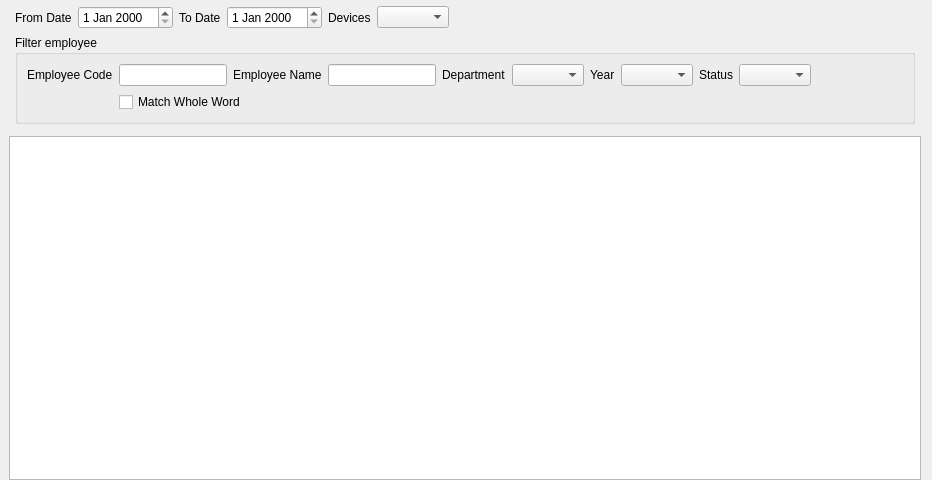
Above: modules/gui/device_logs.ui from proghax333/attendance-desktop before the change. Below: the same form after it.
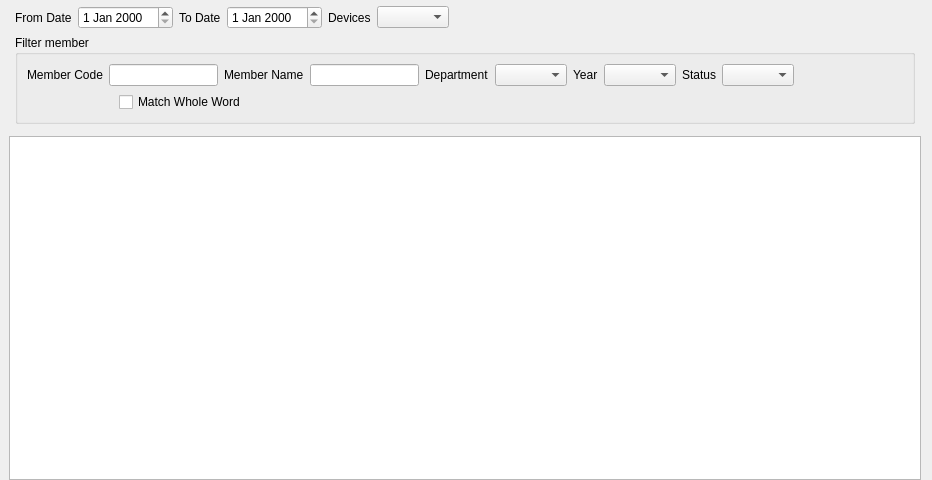
That is the form after the change.

Commit message: feat: device add dialog

Patch:
```diff
--- a/modules/gui/device_logs.ui
+++ b/modules/gui/device_logs.ui
@@ -89,7 +89,7 @@
        <item>
         <widget class="QGroupBox" name="filterGroup">
          <property name="title">
-          <string>Filter employee</string>
+          <string>Filter member</string>
          </property>
          <layout class="QGridLayout" name="gridLayout_2">
           <item row="1" column="0">
@@ -137,7 +137,7 @@
             <item>
              <widget class="QLabel" name="label_4">
               <property name="text">
-               <string>Employee Code</string>
+               <string>Member Code</string>
               </property>
              </widget>
             </item>
@@ -147,7 +147,7 @@
             <item>
              <widget class="QLabel" name="label_5">
               <property name="text">
-               <string>Employee Name</string>
+               <string>Member Name</string>
               </property>
              </widget>
             </item>
```
Left out of the diff: 4 changed lines with no effect on the pictures. The commit also changes 17 other files.
